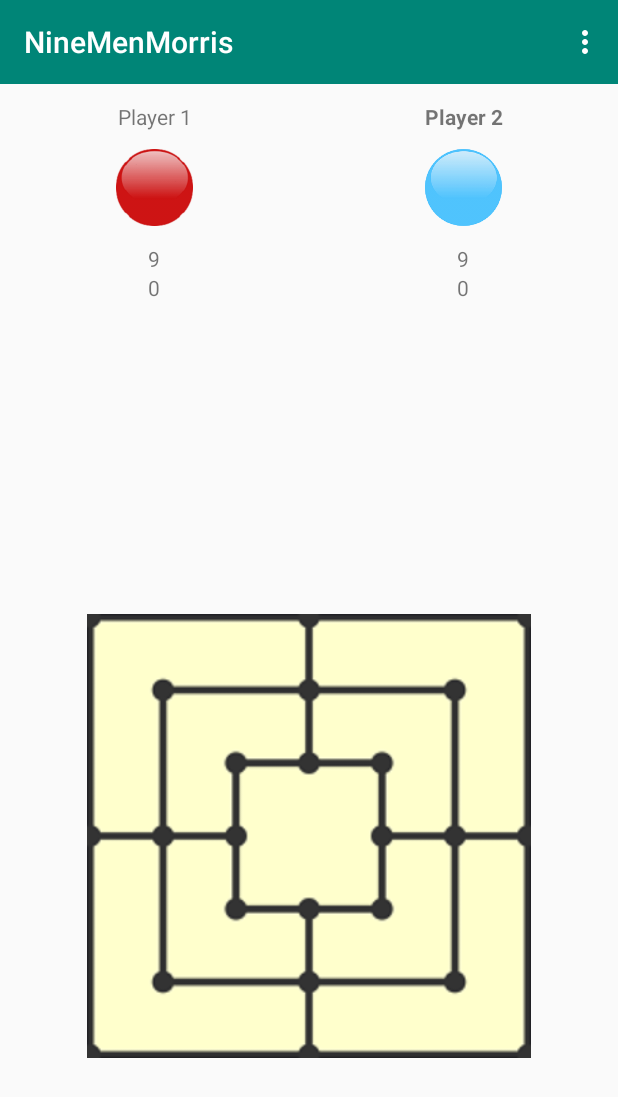
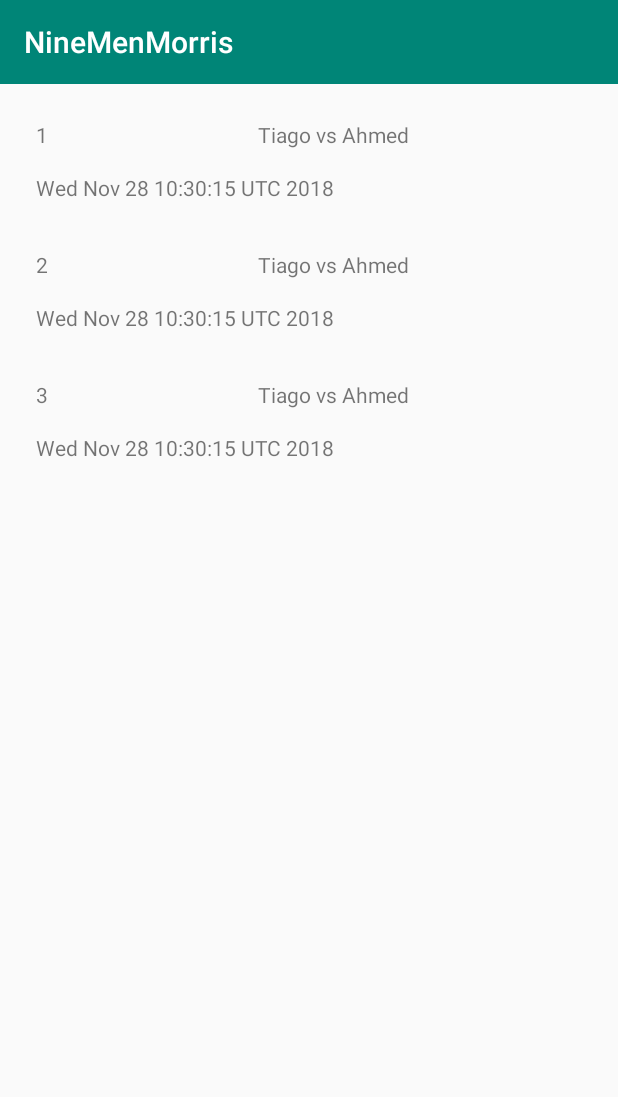
Before and after one commit to tago-SE/NineMenMorrisAndroid, an Android app: the screen it shows after launch (GameActivity before the commit, LoadActivity after it), in the options menu, after a tap on "Load Game", on a phone screen of 412 x 824 dp. Shown: the top 1097 px of the screen. Run offline under Robolectric (Android 15) with nearby library versions, the phone set to English and light mode, and no system bars; libraries missing offline, so code that uses them is left out: .

Commit message:
UI for loading previous games complete

```diff
--- a/app/src/main/AndroidManifest.xml
+++ b/app/src/main/AndroidManifest.xml
@@ -31,7 +31,8 @@
         <activity android:name=".ui.GameSettingsActivity" />
         <activity
             android:name=".ui.SettingsActivity"
-            android:label="@string/title_activity_settings"></activity>
+            android:label="@string/title_activity_settings" />
+        <activity android:name=".ui.LoadActivity"></activity>
     </application>
 
 </manifest>
--- /dev/null
+++ b/app/src/main/java/tiago/ninemenmorris/DB/ExampleLoadCode.java
@@ -0,0 +1,18 @@
+package tiago.ninemenmorris.DB;
+
+import java.util.ArrayList;
+import java.util.Collection;
+import java.util.List;
+
+import tiago.ninemenmorris.model.GameMetaData;
+
+public class ExampleLoadCode {
+
+    public Collection<GameMetaData> getGames() {
+        List<GameMetaData> games = new ArrayList<>();
+        games.add(new GameMetaData());
+        games.add(new GameMetaData());
+        games.add(new GameMetaData());
+        return games;
+    }
+}
--- a/app/src/main/java/tiago/ninemenmorris/model/Game.java
+++ b/app/src/main/java/tiago/ninemenmorris/model/Game.java
@@ -198,4 +198,5 @@ public class Game {
             return unplacedBlue;
         return 0;
     }
+
 }
--- /dev/null
+++ b/app/src/main/java/tiago/ninemenmorris/model/GameMetaData.java
@@ -0,0 +1,74 @@
+package tiago.ninemenmorris.model;
+
+import java.text.SimpleDateFormat;
+import java.util.Date;
+
+public class GameMetaData {
+
+    private int id;
+    private String player1;
+    private String player2;
+    private String timestamp;
+
+    @Deprecated // Temporary
+    private static int counter = 0;
+
+    @Deprecated
+    public GameMetaData() {
+        // Remove
+        Date date = new Date();
+        timestamp = date.toString();
+        player1 = "Tiago";
+        player2 = "Ahmed";
+        id = ++counter;
+    }
+
+    public GameMetaData(int id, String player1, String player2, String timestamp) {
+        this.id = id;
+        this.player1 = player1;
+        this.player2 = player2;
+        this.timestamp = timestamp;
+    }
+
+    public int getId() {
+        return id;
+    }
+
+    public void setId(int id) {
+        this.id = id;
+    }
+
+    public String getPlayer1() {
+        return player1;
+    }
+
+    public void setPlayer1(String player1) {
+        this.player1 = player1;
+    }
+
+    public String getPlayer2() {
+        return player2;
+    }
+
+    public void setPlayer2(String player2) {
+        this.player2 = player2;
+    }
+
+    public String getTimestamp() {
+        return timestamp;
+    }
+
+    public void setTimestamp(String timestamp) {
+        this.timestamp = timestamp;
+    }
+
+    @Override
+    public String toString() {
+        return "GameMetaData{" +
+                "id=" + id +
+                ", player1='" + player1 + '\'' +
+                ", player2='" + player2 + '\'' +
+                ", timestamp='" + timestamp + '\'' +
+                '}';
+    }
+}
--- a/app/src/main/java/tiago/ninemenmorris/ui/GameActivity.java
+++ b/app/src/main/java/tiago/ninemenmorris/ui/GameActivity.java
@@ -114,7 +114,7 @@ public class GameActivity extends AppCompatActivity {
                 return true;
             case R.id.loadgame:
                 // Load Game Activity
-                Log.e(TAG, "Load - not yet implemented");
+                startActivity(new Intent(this, LoadActivity.class));
                 return true;
             case R.id.gamepref:
                 startActivity(new Intent(this, SettingsActivity.class));
--- /dev/null
+++ b/app/src/main/java/tiago/ninemenmorris/ui/LoadActivity.java
@@ -0,0 +1,108 @@
+package tiago.ninemenmorris.ui;
+
+import android.content.Context;
+import android.content.Intent;
+import android.support.annotation.NonNull;
+import android.support.v7.app.AppCompatActivity;
+import android.os.Bundle;
+import android.support.v7.widget.LinearLayoutManager;
+import android.support.v7.widget.RecyclerView;
+import android.util.Log;
+import android.view.LayoutInflater;
+import android.view.MotionEvent;
+import android.view.View;
+import android.view.ViewGroup;
+import android.widget.ImageView;
+import android.widget.TextView;
+
+import java.util.List;
+
+import tiago.ninemenmorris.DB.ExampleLoadCode;
+import tiago.ninemenmorris.R;
+import tiago.ninemenmorris.model.Game;
+import tiago.ninemenmorris.model.GameMetaData;
+
+public class LoadActivity extends AppCompatActivity {
+
+    private static final String TAG = "Load";
+
+    @Override
+    protected void onCreate(Bundle savedInstanceState) {
+        super.onCreate(savedInstanceState);
+        setContentView(R.layout.activity_load);
+        RecyclerView recyclerView = findViewById(R.id.loadRecycleView);
+
+        // Change this
+        ExampleLoadCode example = new ExampleLoadCode();
+        List<GameMetaData> list = (List<GameMetaData>) example.getGames();
+        Log.w(TAG, list.toString());
+
+        // Publishing the adapter
+        recyclerView.hasFixedSize();
+        recyclerView.setLayoutManager(new LinearLayoutManager(this));
+        recyclerView.setAdapter(new GameAdapter(list, this));
+
+    }
+
+    private class GameAdapter extends RecyclerView.Adapter<GameAdapter.ViewHolder> {
+        // List of items to be displayed
+        private final List<GameMetaData> items;
+        private final Context contex;
+
+        public GameAdapter(List<GameMetaData> items, Context context) {
+            this.items = items;
+            this.contex = context;
+        }
+
+        @NonNull
+        @Override
+        public GameAdapter.ViewHolder onCreateViewHolder(@NonNull ViewGroup parent, int viewType) {
+            View v = LayoutInflater.from(parent.getContext()).inflate(R.layout.game, parent, false);
+            return new GameAdapter.ViewHolder(v);
+        }
+
+        @Override
+        public void onBindViewHolder(@NonNull GameAdapter.ViewHolder holder, int position) {
+            GameMetaData data = items.get(position);
+            holder.gameId.setText("" + data.getId());
+            holder.gameLabel.setText(data.getPlayer1() + " vs " + data.getPlayer2());
+            holder.gameTimestamp.setText(data.getTimestamp());
+
+        }
+
+        @Override
+        public int getItemCount() {
+            return items.size();
+        }
+
+        public class ViewHolder extends RecyclerView.ViewHolder implements View.OnClickListener  {
+            public TextView gameId;
+            public TextView gameTimestamp;
+            public TextView gameLabel;
+
+            public ViewHolder(View v) {
+                super(v);
+                v.setOnClickListener(this);
+                gameId = itemView.findViewById(R.id.gameId);
+                gameTimestamp = itemView.findViewById(R.id.gameTimestamp);
+                gameLabel = itemView.findViewById(R.id.gameLabel);
+            }
+
+            @Override
+            public void onClick(View v) {
+                GameMetaData data = items.get(getAdapterPosition());
+                Log.d(TAG, "onClick: " + data.toString());
+
+                // Replace start with load here
+                int gameId = data.getId();
+                Game.getInstance().start();
+                // Start next activity
+                Intent intent = new Intent(contex, GameActivity.class);
+                startActivity(intent);
+                finish();   // prevents the stack from returning to MainActivity
+
+            }
+        }
+    }
+
+}
--- /dev/null
+++ b/app/src/main/res/layout/activity_load.xml
@@ -0,0 +1,21 @@
+<?xml version="1.0" encoding="utf-8"?>
+<android.support.constraint.ConstraintLayout xmlns:android="http://schemas.android.com/apk/res/android"
+    xmlns:app="http://schemas.android.com/apk/res-auto"
+    xmlns:tools="http://schemas.android.com/tools"
+    android:layout_width="match_parent"
+    android:layout_height="match_parent"
+    tools:context=".ui.LoadActivity">
+
+    <android.support.v7.widget.RecyclerView
+        android:id="@+id/loadRecycleView"
+        android:layout_width="match_parent"
+        android:layout_height="match_parent"
+        android:layout_marginStart="8dp"
+        android:layout_marginTop="8dp"
+        android:layout_marginEnd="8dp"
+        android:layout_marginBottom="8dp"
+        app:layout_constraintBottom_toBottomOf="parent"
+        app:layout_constraintEnd_toEndOf="parent"
+        app:layout_constraintStart_toStartOf="parent"
+        app:layout_constraintTop_toTopOf="parent" />
+</android.support.constraint.ConstraintLayout>
--- /dev/null
+++ b/app/src/main/res/layout/game.xml
@@ -0,0 +1,38 @@
+<?xml version="1.0" encoding="utf-8"?>
+<android.support.constraint.ConstraintLayout xmlns:android="http://schemas.android.com/apk/res/android"
+    xmlns:app="http://schemas.android.com/apk/res-auto"
+    xmlns:tools="http://schemas.android.com/tools"
+    android:layout_width="match_parent"
+    android:layout_height="wrap_content"
+    tools:layout_editor_absoluteY="81dp">
+
+    <TextView
+        android:id="@+id/gameId"
+        android:layout_width="wrap_content"
+        android:layout_height="wrap_content"
+        android:layout_marginStart="16dp"
+        android:layout_marginTop="16dp"
+        app:layout_constraintStart_toStartOf="parent"
+        app:layout_constraintTop_toTopOf="parent" />
+
+    <TextView
+        android:id="@+id/gameTimestamp"
+        android:layout_width="wrap_content"
+        android:layout_height="wrap_content"
+        android:layout_marginStart="16dp"
+        android:layout_marginTop="16dp"
+        android:layout_marginBottom="16dp"
+        app:layout_constraintBottom_toBottomOf="parent"
+        app:layout_constraintStart_toStartOf="parent"
+        app:layout_constraintTop_toBottomOf="@+id/gameId" />
+
+    <TextView
+        android:id="@+id/gameLabel"
+        android:layout_width="wrap_content"
+        android:layout_height="wrap_content"
+        android:layout_marginStart="8dp"
+        android:layout_marginTop="16dp"
+        app:layout_constraintEnd_toEndOf="parent"
+        app:layout_constraintStart_toEndOf="@+id/gameId"
+        app:layout_constraintTop_toTopOf="parent" />
+</android.support.constraint.ConstraintLayout>
```
Also changed, not shown: app/src/main/java/tiago/ninemenmorris/model/Board.java (+8 -0 lines).
